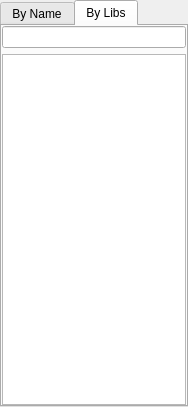
aicommunity/Rdk, file GUI/Qt/UClassesListWidget.ui: the form before one commit.
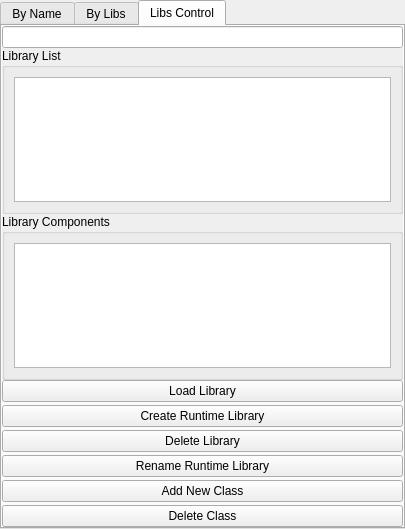
The form after the commit.

Commit message: Run Time Libraries initial version (not everything works). Qt GUI UClassesListWidget updated.

```diff
--- a/GUI/Qt/UClassesListWidget.ui
+++ b/GUI/Qt/UClassesListWidget.ui
@@ -6,8 +6,8 @@
    <rect>
     <x>0</x>
     <y>0</y>
-    <width>188</width>
-    <height>407</height>
+    <width>405</width>
+    <height>529</height>
    </rect>
   </property>
   <property name="windowTitle">
@@ -29,7 +29,7 @@
    <item>
     <widget class="QTabWidget" name="tabWidget">
      <property name="currentIndex">
-      <number>1</number>
+      <number>2</number>
      </property>
      <widget class="QWidget" name="tabStorageByName">
       <attribute name="title">
@@ -54,6 +54,9 @@
       </layout>
      </widget>
      <widget class="QWidget" name="tabStorageByLibs">
+      <property name="layoutDirection">
+       <enum>Qt::LeftToRight</enum>
+      </property>
       <attribute name="title">
        <string>By Libs</string>
       </attribute>
@@ -87,6 +90,129 @@
        </item>
       </layout>
      </widget>
+     <widget class="QWidget" name="tabLibsCtrl">
+      <property name="mouseTracking">
+       <bool>false</bool>
+      </property>
+      <property name="autoFillBackground">
+       <bool>false</bool>
+      </property>
+      <attribute name="title">
+       <string>Libs Control</string>
+      </attribute>
+      <layout class="QVBoxLayout" name="verticalLayout_6">
+       <property name="spacing">
+        <number>0</number>
+       </property>
+       <property name="leftMargin">
+        <number>0</number>
+       </property>
+       <property name="topMargin">
+        <number>0</number>
+       </property>
+       <property name="rightMargin">
+        <number>0</number>
+       </property>
+       <property name="bottomMargin">
+        <number>0</number>
+       </property>
+       <item>
+        <widget class="QLineEdit" name="lineEditSearch"/>
+       </item>
+       <item>
+        <widget class="QGroupBox" name="groupBoxLibList">
+         <property name="autoFillBackground">
+          <bool>true</bool>
+         </property>
+         <property name="title">
+          <string>Library List</string>
+         </property>
+         <property name="flat">
+          <bool>false</bool>
+         </property>
+         <property name="checkable">
+          <bool>false</bool>
+         </property>
+         <layout class="QVBoxLayout" name="verticalLayout_8">
+          <item>
+           <widget class="QListWidget" name="listWidgetRTlibs">
+            <property name="focusPolicy">
+             <enum>Qt::ClickFocus</enum>
+            </property>
+           </widget>
+          </item>
+         </layout>
+        </widget>
+       </item>
+       <item>
+        <widget class="QGroupBox" name="groupBoxLibComps">
+         <property name="layoutDirection">
+          <enum>Qt::LeftToRight</enum>
+         </property>
+         <property name="autoFillBackground">
+          <bool>true</bool>
+         </property>
+         <property name="title">
+          <string>Library Components</string>
+         </property>
+         <layout class="QVBoxLayout" name="verticalLayout_9">
+          <item>
+           <widget class="QListWidget" name="listWidgetRTlibClasses"/>
+          </item>
+         </layout>
+        </widget>
+       </item>
+       <item>
+        <layout class="QVBoxLayout" name="ButtonsPanel">
+         <property name="spacing">
+          <number>3</number>
+         </property>
+         <item>
+          <widget class="QPushButton" name="LoadRTlibButton">
+           <property name="text">
+            <string>Load Library</string>
+           </property>
+          </widget>
+         </item>
+         <item>
+          <widget class="QPushButton" name="CreateRTlibButton">
+           <property name="text">
+            <string>Create Runtime Library</string>
+           </property>
+          </widget>
+         </item>
+         <item>
+          <widget class="QPushButton" name="DeleteLibButton">
+           <property name="text">
+            <string>Delete Library</string>
+           </property>
+          </widget>
+         </item>
+         <item>
+          <widget class="QPushButton" name="RenameRTlibButton">
+           <property name="text">
+            <string>Rename Runtime Library</string>
+           </property>
+          </widget>
+         </item>
+         <item>
+          <widget class="QPushButton" name="AddNewClassButton">
+           <property name="text">
+            <string>Add New Class</string>
+           </property>
+          </widget>
+         </item>
+         <item>
+          <widget class="QPushButton" name="DeleteClassButton">
+           <property name="text">
+            <string>Delete Class</string>
+           </property>
+          </widget>
+         </item>
+        </layout>
+       </item>
+      </layout>
+     </widget>
     </widget>
    </item>
   </layout>
```
The commit also changes 7 other files.
